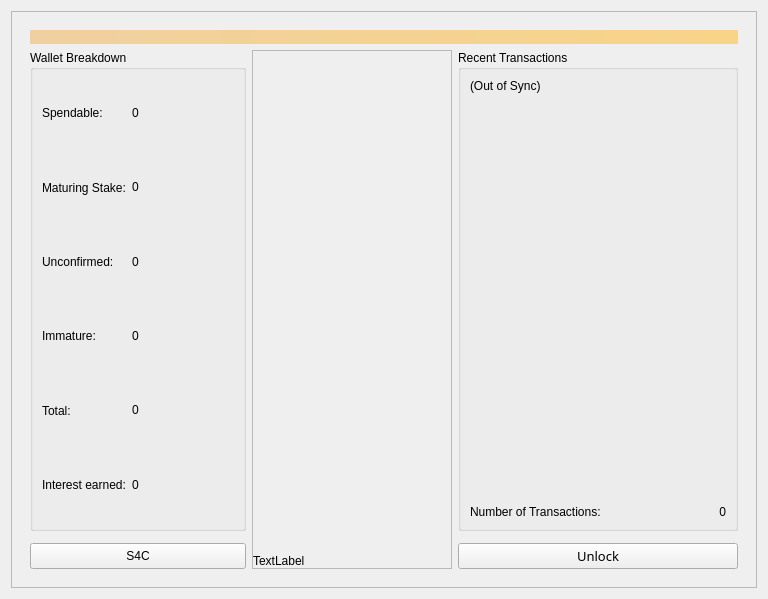
Before: the Qt Designer form src/qt/forms/overviewpage.ui in DaGoOfMaN/FlapXcoin-Lab, drawn with Qt 5.
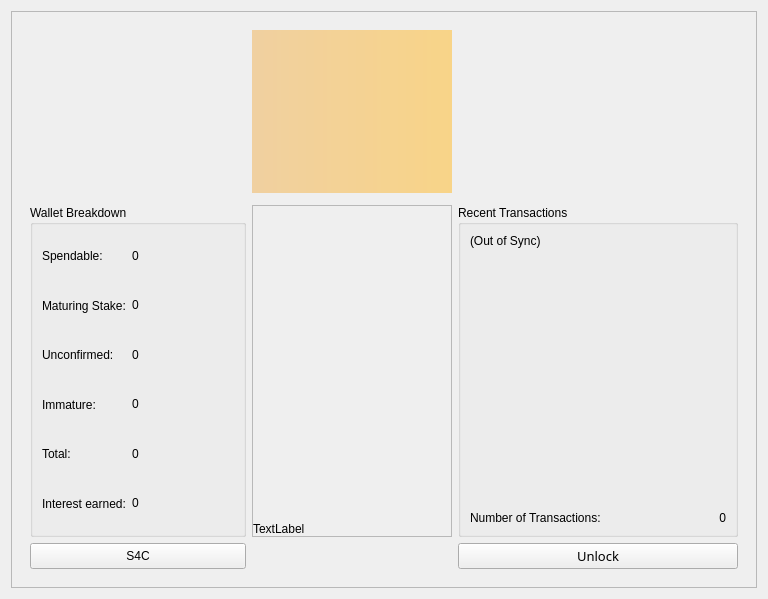
After: the same form once the commit is applied. Icons and pictures are not drawn.

What changed in the file:
```diff
--- a/src/qt/forms/overviewpage.ui
+++ b/src/qt/forms/overviewpage.ui
@@ -74,7 +74,106 @@
          <number>0</number>
         </property>
         <layout class="QGridLayout" name="gridLayout">
-         <item row="4" column="0">
+         <item row="2" column="1">
+          <widget class="QFrame" name="frame2">
+           <property name="sizePolicy">
+            <sizepolicy hsizetype="Expanding" vsizetype="Expanding">
+             <horstretch>0</horstretch>
+             <verstretch>0</verstretch>
+            </sizepolicy>
+           </property>
+           <property name="minimumSize">
+            <size>
+             <width>125</width>
+             <height>300</height>
+            </size>
+           </property>
+           <property name="maximumSize">
+            <size>
+             <width>200</width>
+             <height>16777215</height>
+            </size>
+           </property>
+           <property name="acceptDrops">
+            <bool>false</bool>
+           </property>
+           <property name="layoutDirection">
+            <enum>Qt::LeftToRight</enum>
+           </property>
+           <property name="autoFillBackground">
+            <bool>false</bool>
+           </property>
+           <property name="frameShape">
+            <enum>QFrame::StyledPanel</enum>
+           </property>
+           <property name="frameShadow">
+            <enum>QFrame::Raised</enum>
+           </property>
+           <layout class="QGridLayout" name="gridLayout_11">
+            <property name="leftMargin">
+             <number>0</number>
+            </property>
+            <property name="topMargin">
+             <number>0</number>
+            </property>
+            <property name="rightMargin">
+             <number>0</number>
+            </property>
+            <property name="bottomMargin">
+             <number>0</number>
+            </property>
+            <property name="spacing">
+             <number>0</number>
+            </property>
+            <item row="1" column="0">
+             <widget class="QLabel" name="label_5">
+              <property name="minimumSize">
+               <size>
+                <width>180</width>
+                <height>290</height>
+               </size>
+              </property>
+              <property name="text">
+               <string>TextLabel</string>
+              </property>
+              <property name="scaledContents">
+               <bool>true</bool>
+              </property>
+              <property name="alignment">
+               <set>Qt::AlignBottom|Qt::AlignLeading|Qt::AlignLeft</set>
+              </property>
+             </widget>
+            </item>
+            <item row="0" column="0">
+             <spacer name="verticalSpacer">
+              <property name="orientation">
+               <enum>Qt::Vertical</enum>
+              </property>
+              <property name="sizeHint" stdset="0">
+               <size>
+                <width>20</width>
+                <height>40</height>
+               </size>
+              </property>
+             </spacer>
+            </item>
+            <item row="1" column="1">
+             <spacer name="horizontalSpacer">
+              <property name="orientation">
+               <enum>Qt::Horizontal</enum>
+              </property>
+              <property name="sizeHint" stdset="0">
+               <size>
+                <width>40</width>
+                <height>20</height>
+               </size>
+              </property>
+             </spacer>
+            </item>
+           </layout>
+          </widget>
+         </item>
+         <item row="3" column="0">
           <widget class="QPushButton" name="startButton">
            <property name="sizePolicy">
             <sizepolicy hsizetype="Expanding" vsizetype="Preferred">
@@ -185,7 +284,7 @@
            </layout>
           </widget>
          </item>
-         <item row="4" column="2">
+         <item row="3" column="2">
           <widget class="QPushButton" name="unlockWalletActionNew">
            <property name="sizePolicy">
             <sizepolicy hsizetype="Expanding" vsizetype="Fixed">
@@ -204,105 +303,6 @@
            </property>
           </widget>
          </item>
-         <item row="2" column="1" rowspan="3">
-          <widget class="QFrame" name="frame2">
-           <property name="sizePolicy">
-            <sizepolicy hsizetype="Expanding" vsizetype="Expanding">
-             <horstretch>0</horstretch>
-             <verstretch>0</verstretch>
-            </sizepolicy>
-           </property>
-           <property name="minimumSize">
-            <size>
-             <width>125</width>
-             <height>300</height>
-            </size>
-           </property>
-           <property name="maximumSize">
-            <size>
-             <width>200</width>
-             <height>16777215</height>
-            </size>
-           </property>
-           <property name="acceptDrops">
-            <bool>false</bool>
-           </property>
-           <property name="layoutDirection">
-            <enum>Qt::LeftToRight</enum>
-           </property>
-           <property name="autoFillBackground">
-            <bool>false</bool>
-           </property>
-           <property name="frameShape">
-            <enum>QFrame::StyledPanel</enum>
-           </property>
-           <property name="frameShadow">
-            <enum>QFrame::Raised</enum>
-           </property>
-           <layout class="QGridLayout" name="gridLayout_11">
-            <property name="leftMargin">
-             <number>0</number>
-            </property>
-            <property name="topMargin">
-             <number>0</number>
-            </property>
-            <property name="rightMargin">
-             <number>0</number>
-            </property>
-            <property name="bottomMargin">
-             <number>0</number>
-            </property>
-            <property name="spacing">
-             <number>0</number>
-            </property>
-            <item row="1" column="0">
-             <widget class="QLabel" name="label_5">
-              <property name="minimumSize">
-               <size>
-                <width>150</width>
-                <height>250</height>
-               </size>
-              </property>
-              <property name="text">
-               <string>TextLabel</string>
-              </property>
-              <property name="scaledContents">
-               <bool>true</bool>
-              </property>
-              <property name="alignment">
-               <set>Qt::AlignBottom|Qt::AlignLeading|Qt::AlignLeft</set>
-              </property>
-             </widget>
-            </item>
-            <item row="0" column="0">
-             <spacer name="verticalSpacer">
-              <property name="orientation">
-               <enum>Qt::Vertical</enum>
-              </property>
-              <property name="sizeHint" stdset="0">
-               <size>
-                <width>20</width>
-                <height>40</height>
-               </size>
-              </property>
-             </spacer>
-            </item>
-            <item row="1" column="1">
-             <spacer name="horizontalSpacer">
-              <property name="orientation">
-               <enum>Qt::Horizontal</enum>
-              </property>
-              <property name="sizeHint" stdset="0">
-               <size>
-                <width>40</width>
-                <height>20</height>
-               </size>
-              </property>
-             </spacer>
-            </item>
-           </layout>
-          </widget>
-         </item>
          <item row="2" column="0">
           <widget class="QGroupBox" name="groupBox_2">
            <property name="sizePolicy">
@@ -559,7 +559,7 @@
            </layout>
           </widget>
          </item>
-         <item row="0" column="0" colspan="3">
+         <item row="0" column="1">
           <widget class="QLabel" name="labelAlerts">
            <property name="sizePolicy">
             <sizepolicy hsizetype="Preferred" vsizetype="Preferred">
@@ -582,6 +582,32 @@
            </property>
           </widget>
          </item>
+         <item row="0" column="0" rowspan="2">
+          <spacer name="verticalSpacer_2">
+           <property name="orientation">
+            <enum>Qt::Vertical</enum>
+           </property>
+           <property name="sizeHint" stdset="0">
+            <size>
+             <width>20</width>
+             <height>40</height>
+            </size>
+           </property>
+          </spacer>
+         </item>
+         <item row="0" column="2">
+          <spacer name="verticalSpacer_3">
+           <property name="orientation">
+            <enum>Qt::Vertical</enum>
+           </property>
+           <property name="sizeHint" stdset="0">
+            <size>
+             <width>20</width>
+             <height>40</height>
+            </size>
+           </property>
+          </spacer>
+         </item>
         </layout>
        </widget>
       </item>
```
